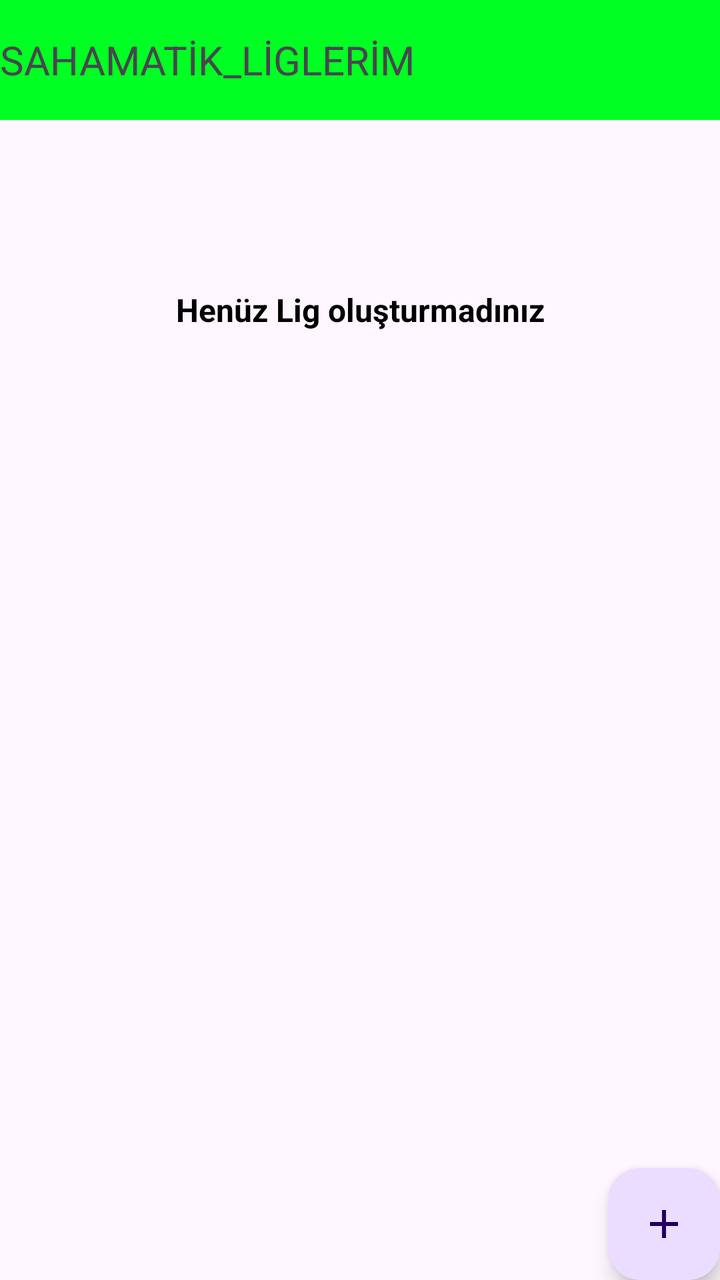
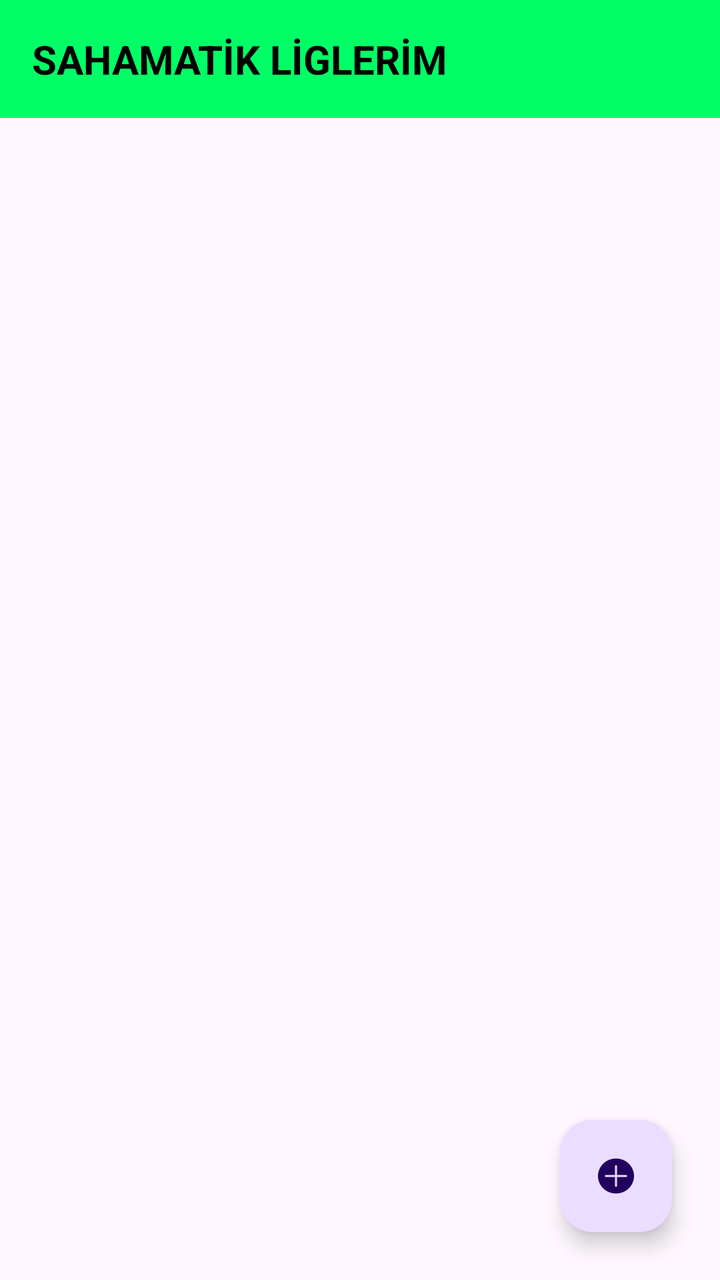

Two renders of the same Android screen: before a commit and after it. Below are the layout's source before the change and the commit's diff.
<!-- AndroidManifest.xml: application theme Theme.SahaMatik_Lig -->
<!-- res/layout/activity_main.xml -->
<?xml version="1.0" encoding="utf-8"?>
<androidx.constraintlayout.widget.ConstraintLayout xmlns:android="http://schemas.android.com/apk/res/android"
    xmlns:app="http://schemas.android.com/apk/res-auto"
    xmlns:tools="http://schemas.android.com/tools"
    android:id="@+id/fabAddLeague"
    android:layout_width="match_parent"
    android:layout_height="match_parent"
    tools:context=".view.MainActivity">

    <RelativeLayout
        android:id="@+id/toolbarliglerim"
        android:layout_width="0dp"
        android:layout_height="60dp"
        android:background="#00FF22"
        app:layout_constraintEnd_toEndOf="parent"
        app:layout_constraintStart_toStartOf="parent"
        app:layout_constraintTop_toTopOf="parent">

        <TextView
            android:id="@+id/textView"
            android:layout_width="wrap_content"
            android:layout_height="wrap_content"
            android:layout_centerVertical="true"
            android:text="SAHAMATİK_LİGLERİM"
            android:textSize="20sp" />
    </RelativeLayout>

    <TextView
        android:id="@+id/txtEmptyStatus"
        android:layout_width="wrap_content"
        android:layout_height="wrap_content"
        android:layout_marginTop="144dp"
        android:text="Henüz Lig oluşturmadınız"
        android:textColor="@color/black"
        android:textSize="16dp"
        android:textStyle="bold"
        app:layout_constraintEnd_toEndOf="parent"
        app:layout_constraintStart_toStartOf="parent"
        app:layout_constraintTop_toTopOf="@id/toolbarliglerim" />

    <androidx.recyclerview.widget.RecyclerView
        android:id="@+id/recyclerViewLeagues"
        android:layout_width="0dp"
        android:layout_height="0dp"
        app:layout_constraintBottom_toTopOf="@id/floatingActionButton"
        app:layout_constraintEnd_toEndOf="parent"
        app:layout_constraintStart_toStartOf="parent"
        app:layout_constraintTop_toBottomOf="@id/toolbarliglerim" />

    <com.google.android.material.floatingactionbutton.FloatingActionButton
        android:id="@+id/floatingActionButton"
        android:layout_width="wrap_content"
        android:layout_height="wrap_content"
        android:background="#00FF22"
        android:clickable="true"
        app:layout_constraintBottom_toBottomOf="parent"
        app:layout_constraintEnd_toEndOf="parent"
        app:srcCompat="@drawable/baseline_add_24" />
</androidx.constraintlayout.widget.ConstraintLayout>
<!-- resources referenced by this layout -->
<resources>
  <color name="black">#FF000000</color>
  <!-- drawable baseline_add_24 (drawable) -->
  <vector xmlns:android="http://schemas.android.com/apk/res/android"
      android:width="24dp"
      android:height="24dp"
      android:viewportWidth="24"
      android:viewportHeight="24"
      android:tint="?attr/colorControlNormal">
      <path
          android:fillColor="@android:color/white"
          android:pathData="M19,13h-6v6h-2v-6H5v-2h6V5h2v6h6z" />
  </vector>
  <style name="Theme.SahaMatik_Lig" parent="Theme.Material3.DayNight.NoActionBar" />
</resources>

<!-- the commit's change to res/layout/activity_main.xml (unified diff, before → after) -->
@@ -1,59 +1,60 @@
 <?xml version="1.0" encoding="utf-8"?>
-<androidx.constraintlayout.widget.ConstraintLayout xmlns:android="http://schemas.android.com/apk/res/android"
+<androidx.constraintlayout.widget.ConstraintLayout
+    xmlns:android="http://schemas.android.com/apk/res/android"
     xmlns:app="http://schemas.android.com/apk/res-auto"
     xmlns:tools="http://schemas.android.com/tools"
-    android:id="@+id/fabAddLeague"
     android:layout_width="match_parent"
     android:layout_height="match_parent"
     tools:context=".view.MainActivity">
 
-    <RelativeLayout
-        android:id="@+id/toolbarliglerim"
+    
+    <TextView
+        android:id="@+id/tvHeaderTitle"
         android:layout_width="0dp"
-        android:layout_height="60dp"
-        android:background="#00FF22"
-        app:layout_constraintEnd_toEndOf="parent"
-        app:layout_constraintStart_toStartOf="parent"
-        app:layout_constraintTop_toTopOf="parent">
-
-        <TextView
-            android:id="@+id/textView"
-            android:layout_width="wrap_content"
-            android:layout_height="wrap_content"
-            android:layout_centerVertical="true"
-            android:text="SAHAMATİK_LİGLERİM"
-            android:textSize="20sp" />
-    </RelativeLayout>
-
-    <TextView
-        android:id="@+id/txtEmptyStatus"
-        android:layout_width="wrap_content"
         android:layout_height="wrap_content"
-        android:layout_marginTop="144dp"
-        android:text="Henüz Lig oluşturmadınız"
-        android:textColor="@color/black"
-        android:textSize="16dp"
+        android:background="#00FF66"
+        android:padding="16dp"
+        android:text="SAHAMATİK LİGLERİM"
+        android:textColor="#000000"
+        android:textSize="20sp"
         android:textStyle="bold"
         app:layout_constraintEnd_toEndOf="parent"
         app:layout_constraintStart_toStartOf="parent"
-        app:layout_constraintTop_toTopOf="@id/toolbarliglerim" />
+        app:layout_constraintTop_toTopOf="parent" />
 
+    
     <androidx.recyclerview.widget.RecyclerView
-        android:id="@+id/recyclerViewLeagues"
+        android:id="@+id/recyclerView"
         android:layout_width="0dp"
         android:layout_height="0dp"
-        app:layout_constraintBottom_toTopOf="@id/floatingActionButton"
+        app:layout_constraintBottom_toBottomOf="parent"
         app:layout_constraintEnd_toEndOf="parent"
         app:layout_constraintStart_toStartOf="parent"
-        app:layout_constraintTop_toBottomOf="@id/toolbarliglerim" />
+        app:layout_constraintTop_toBottomOf="@id/tvHeaderTitle" />
 
-    <com.google.android.material.floatingactionbutton.FloatingActionButton
-        android:id="@+id/floatingActionButton"
+    
+    <TextView
+        android:id="@+id/tvEmptyState"
         android:layout_width="wrap_content"
         android:layout_height="wrap_content"
-        android:background="#00FF22"
-        android:clickable="true"
+        android:text="Henüz Lig oluşturmadınız"
+        android:textColor="#888888"
+        android:textSize="16sp"
+        android:visibility="gone"
         app:layout_constraintBottom_toBottomOf="parent"
         app:layout_constraintEnd_toEndOf="parent"
-        app:srcCompat="@drawable/baseline_add_24" />
+        app:layout_constraintStart_toStartOf="parent"
+        app:layout_constraintTop_toBottomOf="@id/tvHeaderTitle" />
+
+    
+    <com.google.android.material.floatingactionbutton.FloatingActionButton
+        android:id="@+id/fabAddLeague"
+        android:layout_width="wrap_content"
+        android:layout_height="wrap_content"
+        android:layout_margin="24dp"
+        android:contentDescription="Lig Ekle"
+        app:layout_constraintBottom_toBottomOf="parent"
+        app:layout_constraintEnd_toEndOf="parent"
+        app:srcCompat="@drawable/ic_add_round_fill" />
+
 </androidx.constraintlayout.widget.ConstraintLayout>
<!-- resource entries referenced after the edit -->
@@ -1,16 +1,14 @@
 <!-- resources referenced by this layout -->
 <resources>
-  <color name="black">#FF000000</color>
-  <!-- drawable baseline_add_24 (drawable) -->
+  <!-- drawable ic_add_round_fill (drawable) -->
   <vector xmlns:android="http://schemas.android.com/apk/res/android"
-      android:width="24dp"
-      android:height="24dp"
-      android:viewportWidth="24"
-      android:viewportHeight="24"
-      android:tint="?attr/colorControlNormal">
+      android:width="45dp"
+      android:height="44dp"
+      android:viewportWidth="45"
+      android:viewportHeight="44">
       <path
-          android:fillColor="@android:color/white"
-          android:pathData="M19,13h-6v6h-2v-6H5v-2h6V5h2v6h6z" />
+          android:fillColor="#222222"
+          android:pathData="M22.5,5.5C31.8198,5.5 39.375,12.8873 39.375,22C39.375,31.1127 31.8198,38.5 22.5,38.5C13.1802,38.5 5.625,31.1127 5.625,22C5.625,12.8873 13.1802,5.5 22.5,5.5ZM22.5,11.834C21.9477,11.834 21.5,12.2817 21.5,12.834V21L13.125,21C12.5727,21 12.125,21.4477 12.125,22C12.125,22.5523 12.5727,23 13.125,23L21.5,23L21.5,31.167C21.5002,31.7191 21.9478,32.167 22.5,32.167C23.0522,32.167 23.4998,31.7191 23.5,31.167L23.5,23L31.875,23C32.4273,23 32.875,22.5523 32.875,22C32.875,21.4477 32.4273,21 31.875,21L23.5,21L23.5,12.834C23.5,12.2817 23.0523,11.834 22.5,11.834Z" />
   </vector>
   <style name="Theme.SahaMatik_Lig" parent="Theme.Material3.DayNight.NoActionBar" />
 </resources>
